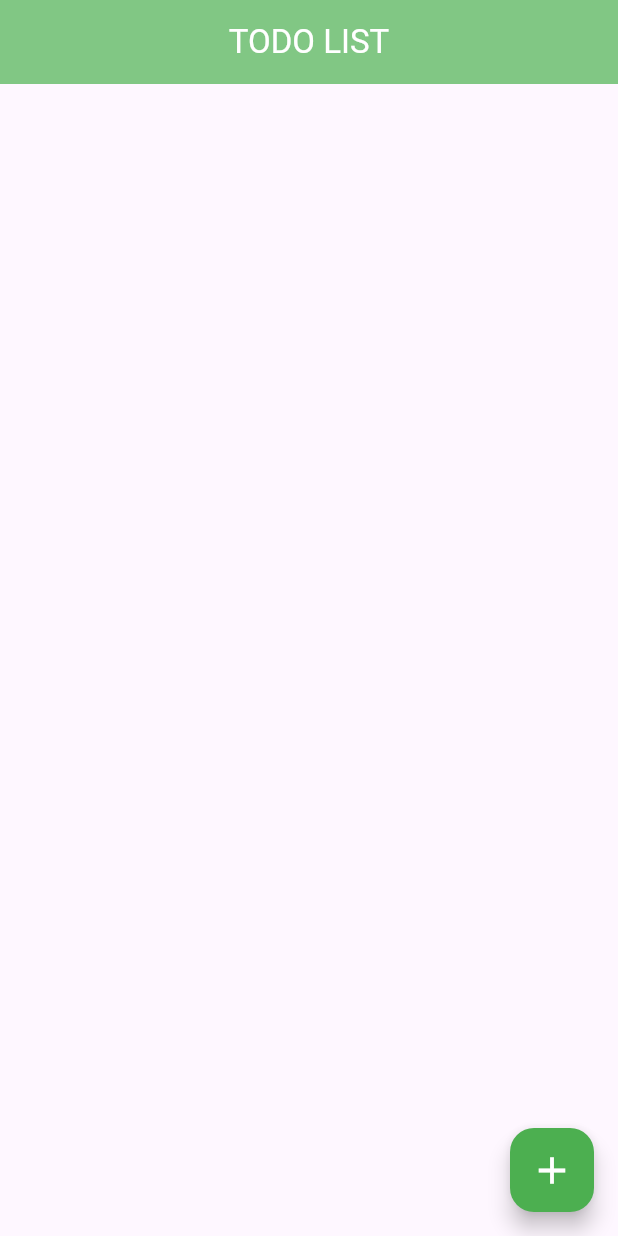
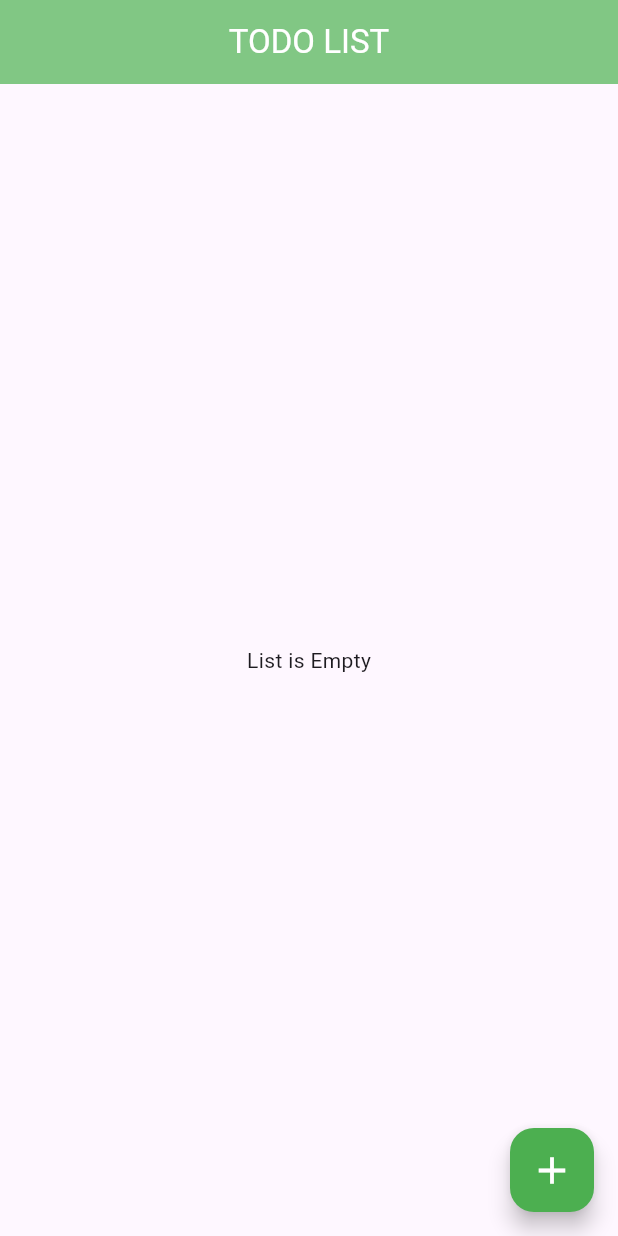
Before and after one commit to mustafanagori/Todo-APP, a Flutter app: the screen it shows after launch, on a phone screen of 412 x 824 dp. Run offline on Flutter 3.47's test engine with Material 2 defaults, Android fonts, the phone set to English and light mode, and no system bars; our stand-ins replace get.

Commit message:
update my UI

```diff
--- a/lib/View/view_item.dart
+++ b/lib/View/view_item.dart
@@ -15,14 +15,19 @@ class ViewItem extends StatelessWidget {
           preferredSize: Size.fromHeight(kToolbarHeight),
           child: ViewItemAppbar() // Use CustomAppBar here
           ),
-      body: Obx(() => ListView.builder(
+      body: todoController.todos.isEmpty
+          ? Center(
+              child: Text("List is Empty"),
+            )
+          : Obx(() => ListView.builder(
                 itemCount: todoController.todos.length,
                 itemBuilder: (context, index) {
                   var todo = todoController.todos[index];
                   return Dismissible(
                     key: Key(todo.title), // Unique key for each item
                     background: Container(
-                  color: Colors.red, // Background color when swiping to delete
+                      color:
+                          Colors.red, // Background color when swiping to delete
                       alignment: Alignment.centerRight,
                       padding: const EdgeInsets.only(right: 16),
                       child: const Icon(
@@ -43,14 +48,17 @@ class ViewItem extends StatelessWidget {
                       child: ListTile(
                         title: Text(todo.title),
                         subtitle: Text(todo.description),
-                    leading: SizedBox(
+                        leading: Obx(
+                          () => SizedBox(
                             width: 24,
                             child: Checkbox(
                               activeColor: Colors.green,
                               checkColor: Colors.white,
-                        value: todoController.todos[index].isCompleted,
+                              value:
+                                  todoController.todos[index].isCompleted.value,
                               onChanged: (value) =>
                                   todoController.toggleComplete(index),
+                            ),
                           ),
                         ),
                       ),
--- a/lib/controller/todo_controller.dart
+++ b/lib/controller/todo_controller.dart
@@ -1,9 +1,40 @@
+// import 'package:flutter/widgets.dart';
+// import 'package:get/get.dart';
+// import 'package:my_todo_list/model/todo_model.dart';
+
+// class TodoController extends GetxController {
+//   var todos = <Todo>[].obs;
+//   TextEditingController titleController = TextEditingController();
+//   TextEditingController descriptionController = TextEditingController();
+
+//   void add(Todo todo) {
+//     todos.add(todo);
+//   }
+
+//   void toggleComplete(int index) {
+//     todos[index].isCompleted = !todos[index].isCompleted;
+//   }
+
+//   void delete(int index) {
+//     todos.removeAt(index);
+//   }
+
+//   void saveTodo() {
+//     add(Todo(
+//       title: titleController.text,
+//       description: descriptionController.text,
+//       isCompleted: false,
+//     ));
+//     Get.back();
+//   }
+// }
+
 import 'package:flutter/widgets.dart';
 import 'package:get/get.dart';
 import 'package:my_todo_list/model/todo_model.dart';
 
 class TodoController extends GetxController {
-  var todos = <Todo>[].obs;
+  final RxList<Todo> todos = <Todo>[].obs;
   TextEditingController titleController = TextEditingController();
   TextEditingController descriptionController = TextEditingController();
 
@@ -12,7 +43,7 @@ class TodoController extends GetxController {
   }
 
   void toggleComplete(int index) {
-    todos[index].isCompleted = !todos[index].isCompleted;
+    todos[index].isCompleted.value = !todos[index].isCompleted.value;
   }
 
   void delete(int index) {
--- a/lib/model/todo_model.dart
+++ b/lib/model/todo_model.dart
@@ -1,11 +1,25 @@
+// class Todo {
+//   String title;
+//   String description;
+//   bool isCompleted;
+
+//   Todo({
+//     required this.title,
+//     required this.description,
+//     required this.isCompleted,
+//   });
+// }
+
+import 'package:get/get.dart';
+
 class Todo {
   String title;
   String description;
-  bool isCompleted;
+  final RxBool isCompleted;
 
   Todo({
     required this.title,
     required this.description,
-    required this.isCompleted,
-  });
+    required bool isCompleted,
+  }) : isCompleted = isCompleted.obs;
 }
```
Lines whose indentation alone changed are shown as unchanged.
